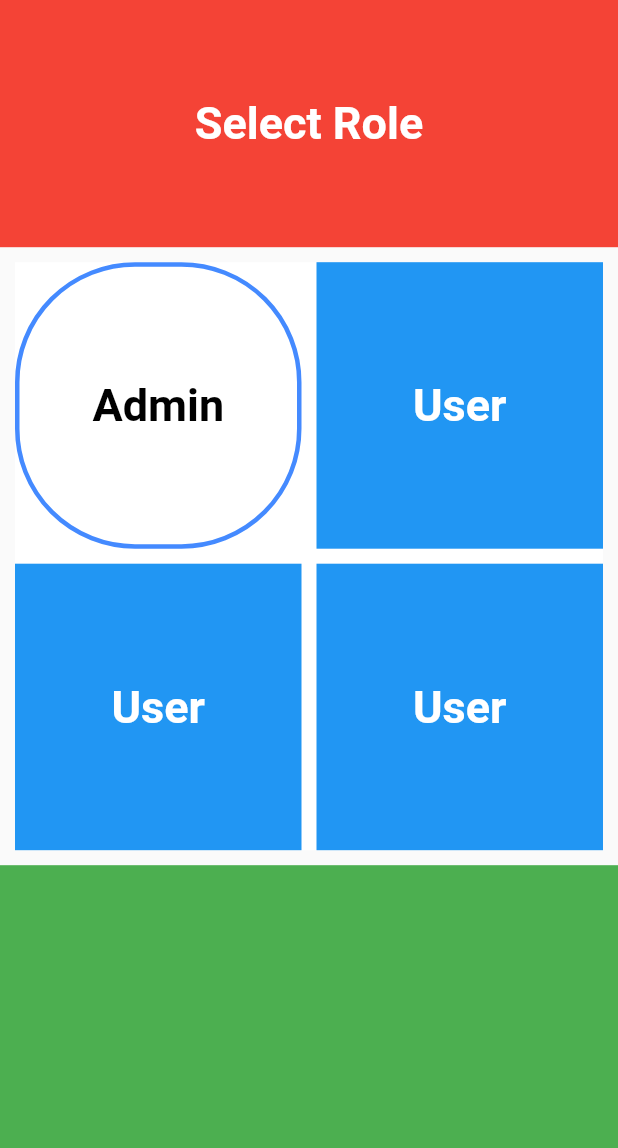
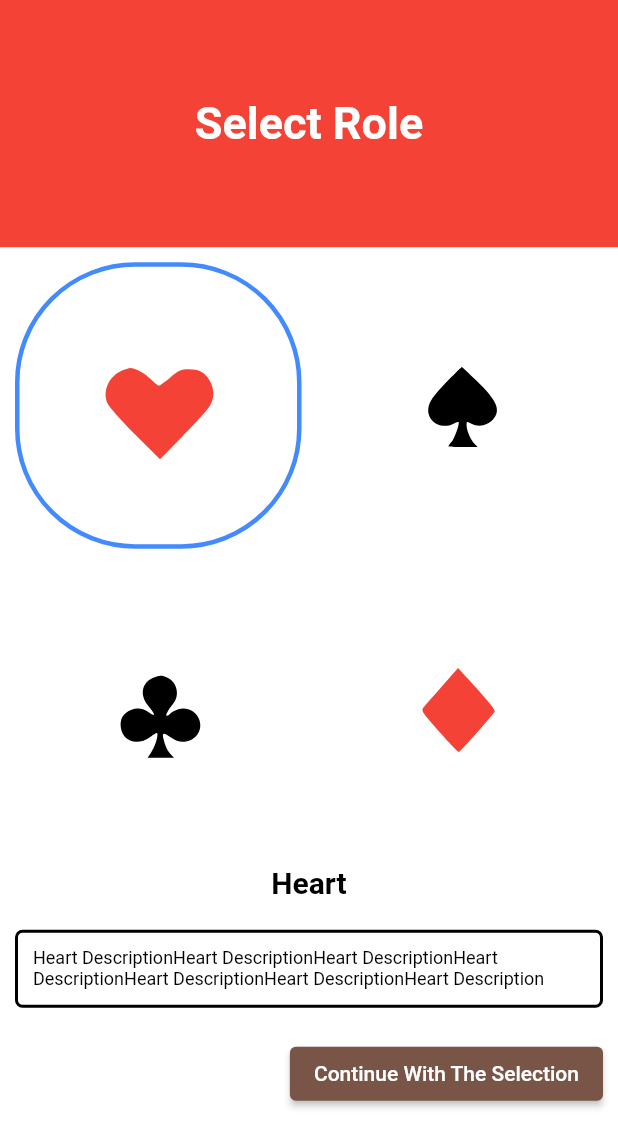
Before and after one commit to noman9k/card_app, a Flutter app: the screen it shows after launch, on a phone screen of 412 x 824 dp. Shown: the top 1148 px of the screen. Run offline on Flutter 3.47's test engine with Material 2 defaults, Android fonts, the phone set to English and light mode, and no system bars; our stand-ins replace country_picker, firebase_auth, firebase_core, flutter_svg, get; accounts and stored records are empty.

Commit message:
select role screen done

```diff
--- /dev/null
+++ b/lib/controllers/role_controller.dart
@@ -0,0 +1,47 @@
+// ignore_for_file: avoid_print
+
+import 'package:flutter/material.dart';
+import 'package:get/get.dart';
+
+import '../modals/role_model.dart';
+
+class RoleController extends GetxController {
+  var selectedRole = 0.obs;
+
+  final List<Role> rolesList = [
+    Role(
+      name: 'Heart',
+      description:
+          'Heart DescriptionHeart DescriptionHeart DescriptionHeart DescriptionHeart DescriptionHeart DescriptionHeart Description',
+      image: 'assets/icons/heart.svg',
+      color: Colors.red,
+    ),
+    Role(
+      name: 'Club',
+      description: 'Club Description',
+      image: 'assets/icons/club.svg',
+      color: Colors.black,
+    ),
+    Role(
+      name: 'Spades',
+      description: 'Spades Description',
+      image: 'assets/icons/spades.svg',
+      color: Colors.black,
+    ),
+    Role(
+      name: 'Diamond',
+      description: 'Diamond Description',
+      image: 'assets/icons/diamond.svg',
+      color: Colors.red,
+    ),
+  ];
+
+  void selectRole(int index) {
+    selectedRole.value = index;
+  }
+
+  void saveToDB() {
+    print('save to db');
+    print(rolesList[selectedRole.value].name);
+  }
+}
--- a/lib/modals/role_model.dart
+++ b/lib/modals/role_model.dart
@@ -1,8 +1,10 @@
+import 'package:flutter/material.dart';
+
 class Role {
   String name;
   String description;
   String image;
-  String color;
+  Color color;
 
   Role(
       {required this.name,
--- a/lib/screens/select_role_screen.dart
+++ b/lib/screens/select_role_screen.dart
@@ -1,15 +1,24 @@
-// ignore_for_file: prefer_const_constructors
+// ignore_for_file: prefer_const_constructors, must_be_immutable
 
+import 'package:card_app/controllers/role_controller.dart';
 import 'package:flutter/material.dart';
+import 'package:flutter_svg/svg.dart';
+import 'package:get/get.dart';
+
+import '../modals/role_model.dart';
 
 class SelectRoleScreen extends StatelessWidget {
-  const SelectRoleScreen({Key? key}) : super(key: key);
+  SelectRoleScreen({Key? key}) : super(key: key);
+
+  RoleController roleController = Get.put(RoleController());
 
   @override
   Widget build(BuildContext context) {
     return Scaffold(
+      backgroundColor: Colors.white,
       body: Column(
         children: [
+          //title
           Expanded(
               flex: 2,
               child: Container(
@@ -24,80 +33,103 @@ class SelectRoleScreen extends StatelessWidget {
                   ),
                 ),
               )),
+          // selec role
           Expanded(
             flex: 5,
             child: Container(
               margin: EdgeInsets.all(10),
-                color: Colors.white,
-                child: GridView(
+              child: GridView.builder(
+                itemCount: roleController.rolesList.length,
                 gridDelegate: SliverGridDelegateWithFixedCrossAxisCount(
                   crossAxisCount: 2,
                   childAspectRatio: 1.0,
                   crossAxisSpacing: 10.0,
                   mainAxisSpacing: 10.0,
                 ),
-                  children: <Widget>[
-                    Container(
-                      decoration: BoxDecoration(
-                        border: Border.all(width: 3, color: Colors.blueAccent),
-                        borderRadius: BorderRadius.circular(80),
+                itemBuilder: (context, index) {
+                  return Obx(() => GestureDetector(
+                        onTap: () => roleController.selectRole(index),
+                        child: _gridItem(
+                          role: roleController.rolesList[index],
+                          isSelected:
+                              roleController.selectedRole.value == index,
                         ),
-                      child: Center(
-                        child: Text(
-                          'Admin',
+                      ));
+                },
+              ),
+            ),
+          ),
+          // desctiption
+          Expanded(
+            flex: 3,
+            child: Obx(
+              () => Padding(
+                padding: const EdgeInsets.symmetric(horizontal: 10),
+                child: Column(
+                  mainAxisAlignment: MainAxisAlignment.start,
+                  crossAxisAlignment: CrossAxisAlignment.center,
+                  mainAxisSize: MainAxisSize.max,
+                  children: [
+                    Text(
+                      roleController
+                          .rolesList[roleController.selectedRole.value].name,
                       style: TextStyle(
-                              fontSize: 30,
+                          fontSize: 20,
                           fontWeight: FontWeight.bold,
                           color: Colors.black),
                     ),
+                    Container(
+                      margin: EdgeInsets.symmetric(vertical: 20),
+                      padding: EdgeInsets.all(10),
+                      decoration: BoxDecoration(
+                        border: Border.all(color: Colors.black, width: 2),
+                        borderRadius: BorderRadius.circular(5),
                       ),
-                    ),
-                    Container(
-                      color: Colors.blue,
-                      child: Center(
                       child: Text(
-                          'User',
+                        roleController
+                            .rolesList[roleController.selectedRole.value]
+                            .description,
                         style: TextStyle(
-                              fontSize: 30,
-                              fontWeight: FontWeight.bold,
-                              color: Colors.white),
+                          fontSize: 12,
+                          color: Colors.black,
                         ),
                       ),
                     ),
-                    Container(
-                      color: Colors.blue,
-                      child: Center(
-                        child: Text(
-                          'User',
-                          style: TextStyle(
-                              fontSize: 30,
-                              fontWeight: FontWeight.bold,
-                              color: Colors.white),
+                    Row(
+                      mainAxisAlignment: MainAxisAlignment.end,
+                      children: [
+                        ElevatedButton(
+                          onPressed: () => roleController.saveToDB(),
+                          child: Text('Continue With The Selection'),
                         ),
+                      ],
                     ),
+                  ],
                 ),
-                    Container(
-                      color: Colors.blue,
-                      child: Center(
-                        child: Text(
-                          'User',
-                          style: TextStyle(
-                              fontSize: 30,
-                              fontWeight: FontWeight.bold,
-                              color: Colors.white),
               ),
             ),
           ),
         ],
       ),
-              )),
-          Expanded(
-              flex: 3,
-              child: Container(
-                color: Colors.green,
-              )),
-        ],
+    );
+  }
+}
+
+Widget _gridItem({required Role role, required bool isSelected}) {
+  return Container(
+    decoration: isSelected
+        ? BoxDecoration(
+            border: Border.all(width: 3, color: Colors.blueAccent),
+            borderRadius: BorderRadius.circular(80),
+          )
+        : null,
+    child: Center(
+      child: SvgPicture.asset(
+        role.image,
+        color: role.color,
+        height: 100,
+        width: 100,
+      ),
     ),
   );
 }
-}
--- a/pubspec.yaml
+++ b/pubspec.yaml
@@ -38,6 +38,7 @@ dependencies:
   get: ^4.6.1
   firebase_auth: ^3.3.14
   country_picker: ^2.0.14
+  flutter_svg: ^1.0.3
 
 dev_dependencies:
   flutter_test:
```
Also changed, not shown: pubspec.lock. Lines whose indentation alone changed are shown as unchanged.
